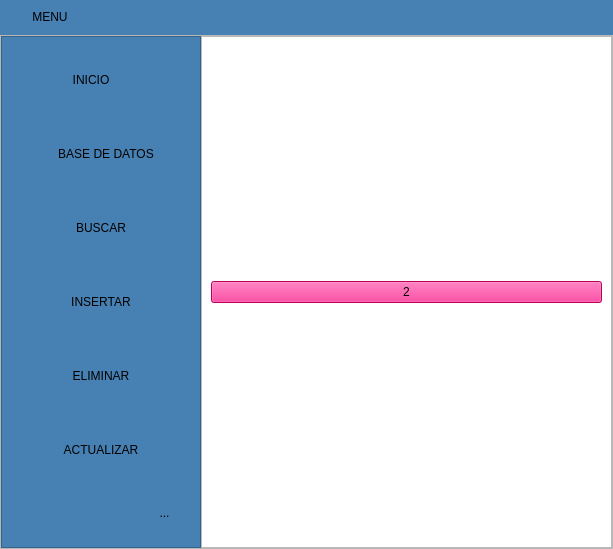
This is Menu Lateral desplegable/menu.ui in Juankapy/Programacion-app as Qt 5 draws it before an edit. The edited form follows.
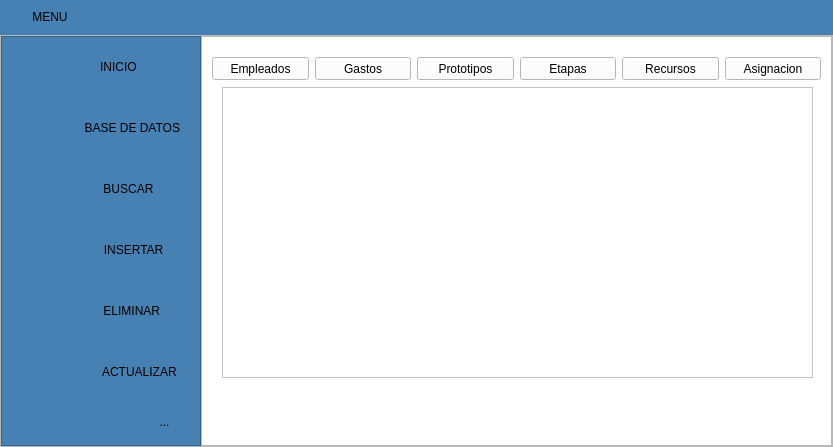
This is the edited form. The open tabs and pages were chosen to show the change. Icons and pictures are not drawn.

Diff of the .ui file:
```diff
--- a/Menu Lateral desplegable/menu.ui
+++ b/Menu Lateral desplegable/menu.ui
@@ -6,8 +6,8 @@
    <rect>
     <x>0</x>
     <y>0</y>
-    <width>613</width>
-    <height>549</height>
+    <width>833</width>
+    <height>447</height>
    </rect>
   </property>
   <property name="minimumSize">
@@ -370,6 +370,7 @@
 background-color: #4780b2;
 border-top-left-radius: 20px;
 border-bottom-left-radius: 20px;
+text-align: right;
 
 font: 75 10pt &quot;Arial black&quot;;
 
@@ -429,7 +430,7 @@
              <enum>Qt::LeftToRight</enum>
             </property>
             <property name="text">
-             <string>       INICIO             </string>
+             <string>      INICIO                   </string>
             </property>
             <property name="icon">
              <iconset>
@@ -458,7 +459,7 @@
              <string notr="true"/>
             </property>
             <property name="text">
-             <string>   BASE DE DATOS</string>
+             <string>  BASE DE DATOS      </string>
             </property>
             <property name="icon">
              <iconset>
@@ -484,7 +485,7 @@
              <string notr="true"/>
             </property>
             <property name="text">
-             <string>BUSCAR</string>
+             <string>   BUSCAR              </string>
             </property>
             <property name="icon">
              <iconset>
@@ -510,7 +511,7 @@
              <string notr="true"/>
             </property>
             <property name="text">
-             <string>INSERTAR</string>
+             <string>  INSERTAR           </string>
             </property>
             <property name="icon">
              <iconset>
@@ -536,7 +537,7 @@
              <string notr="true"/>
             </property>
             <property name="text">
-             <string>ELIMINAR</string>
+             <string>   ELIMINAR            </string>
             </property>
             <property name="icon">
              <iconset>
@@ -562,7 +563,7 @@
              <string notr="true"/>
             </property>
             <property name="text">
-             <string>ACTUALIZAR</string>
+             <string>   ACTUALIZAR       </string>
             </property>
             <property name="icon">
              <iconset>
@@ -679,29 +680,100 @@
              <property name="styleSheet">
               <string notr="true">background-color: rgb(255, 255, 255);</string>
              </property>
-             <layout class="QVBoxLayout" name="verticalLayout_4">
-              <item>
-               <widget class="QTableWidget" name="tableWidget"/>
-              </item>
-             </layout>
+             <layout class="QVBoxLayout" name="verticalLayout_4"/>
             </widget>
             <widget class="QWidget" name="page_dos">
              <property name="styleSheet">
               <string notr="true">background-color: rgb(255, 255, 255);</string>
              </property>
-             <layout class="QVBoxLayout" name="verticalLayout_5">
-              <item>
-               <widget class="QPushButton" name="pushButton_4">
-                <property name="styleSheet">
-                 <string notr="true">background-color: rgb(255, 0, 127);
-font: 87 36pt &quot;Arial Black&quot;;</string>
-                </property>
-                <property name="text">
-                 <string>2</string>
-                </property>
-               </widget>
-              </item>
-             </layout>
+             <widget class="QTableWidget" name="tableWidget">
+              <property name="geometry">
+               <rect>
+                <x>20</x>
+                <y>50</y>
+                <width>591</width>
+                <height>291</height>
+               </rect>
+              </property>
+             </widget>
+             <widget class="QPushButton" name="bt_etapas_2">
+              <property name="geometry">
+               <rect>
+                <x>318</x>
+                <y>20</y>
+                <width>96</width>
+                <height>23</height>
+               </rect>
+              </property>
+              <property name="text">
+               <string>Etapas</string>
+              </property>
+             </widget>
+             <widget class="QPushButton" name="bt_prototipos_2">
+              <property name="geometry">
+               <rect>
+                <x>215</x>
+                <y>20</y>
+                <width>97</width>
+                <height>23</height>
+               </rect>
+              </property>
+              <property name="text">
+               <string>Prototipos</string>
+              </property>
+             </widget>
+             <widget class="QPushButton" name="bt_empleados_2">
+              <property name="geometry">
+               <rect>
+                <x>10</x>
+                <y>20</y>
+                <width>97</width>
+                <height>23</height>
+               </rect>
+              </property>
+              <property name="text">
+               <string>Empleados</string>
+              </property>
+             </widget>
+             <widget class="QPushButton" name="bt_recursos_2">
+              <property name="geometry">
+               <rect>
+                <x>420</x>
+                <y>20</y>
+                <width>97</width>
+                <height>23</height>
+               </rect>
+              </property>
+              <property name="text">
+               <string>Recursos</string>
+              </property>
+             </widget>
+             <widget class="QPushButton" name="bt_asignacion_2">
+              <property name="geometry">
+               <rect>
+                <x>523</x>
+                <y>20</y>
+                <width>96</width>
+                <height>23</height>
+               </rect>
+              </property>
+              <property name="text">
+               <string>Asignacion</string>
+              </property>
+             </widget>
+             <widget class="QPushButton" name="bt_gastos_2">
+              <property name="geometry">
+               <rect>
+                <x>113</x>
+                <y>20</y>
+                <width>96</width>
+                <height>23</height>
+               </rect>
+              </property>
+              <property name="text">
+               <string>Gastos</string>
+              </property>
+             </widget>
             </widget>
             <widget class="QWidget" name="page_tres">
              <layout class="QVBoxLayout" name="verticalLayout_6">
```
Left out of the diff: 121 changed lines with no effect on the pictures.
